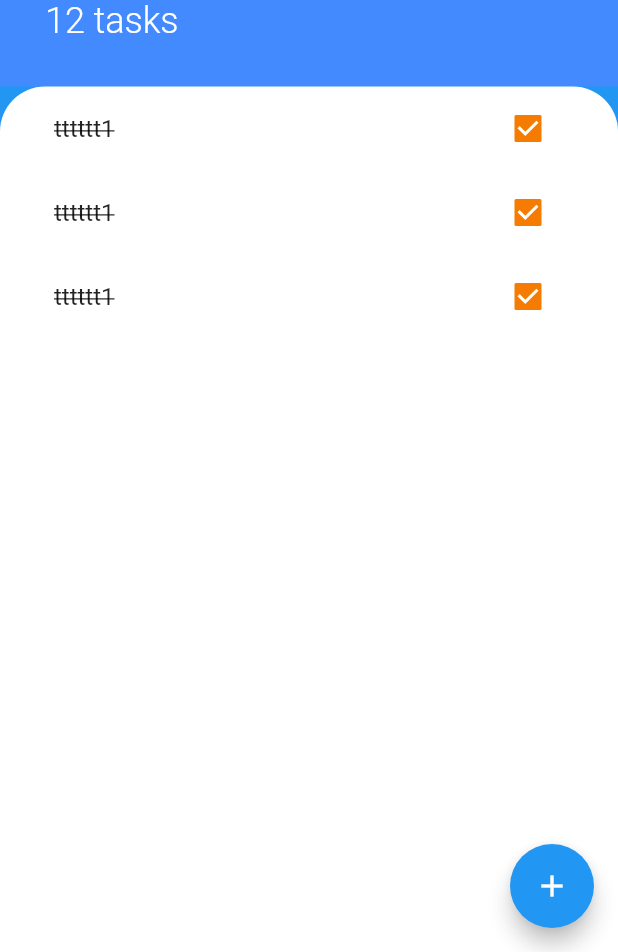
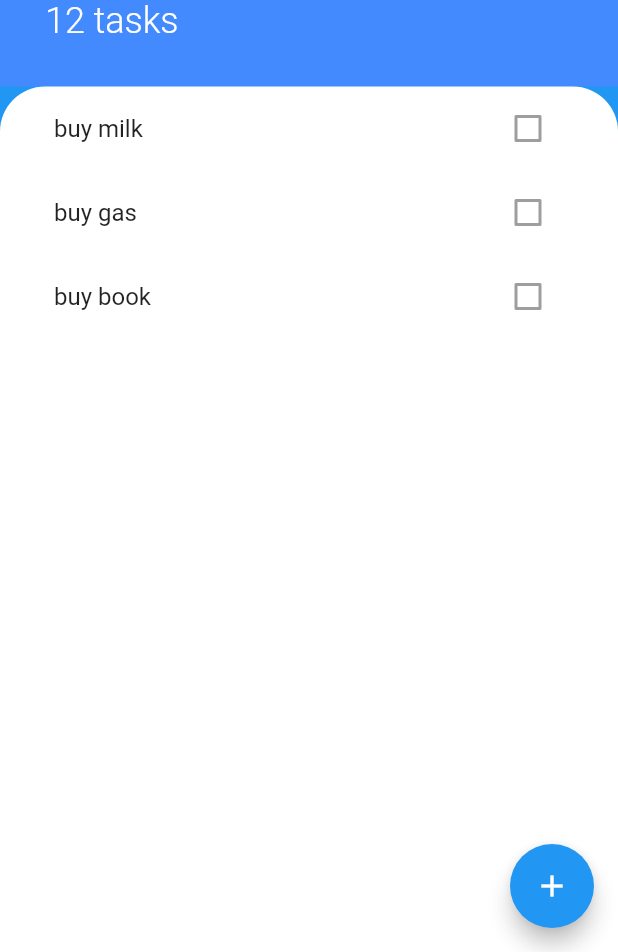
Before and after one commit to jerry1101/todoey_init_flutter, a Flutter app: the screen it shows after launch, on a phone screen of 412 x 824 dp, the part 284-1236 px from its top. Run offline on Flutter 3.47's test engine with Material 2 defaults, Android fonts, the phone set to English and light mode, and no system bars.

Commit message:
dynamic listview

```diff
--- /dev/null
+++ b/lib/models/task.dart
@@ -0,0 +1,8 @@
+class Task {
+  final String name;
+  bool isDone;
+
+  Task(this.name, {this.isDone = false});
+
+  void ToggleChekcBoc() => isDone = !isDone;
+}
--- a/lib/widgets/task_list.dart
+++ b/lib/widgets/task_list.dart
@@ -1,19 +1,22 @@
 import 'package:flutter/material.dart';
+import 'package:todoey_init/models/task.dart';
 import 'package:todoey_init/widgets/task_tile.dart';
 
-class TaskList extends StatelessWidget {
-  const TaskList({
-    Key key,
-  }) : super(key: key);
+class TaskList extends StatefulWidget {
+  @override
+  _TaskListState createState() => _TaskListState();
+}
+
+class _TaskListState extends State<TaskList> {
+  List<Task> tasks = [Task('buy milk'), Task('buy gas'), Task('buy book')];
 
   @override
   Widget build(BuildContext context) {
-    return ListView(
-      children: <Widget>[
-        TaskTile(),
-        TaskTile(),
-        TaskTile(),
-      ],
-    );
+    return ListView.builder(
+        itemCount: tasks.length,
+        itemBuilder: (context, index) => TaskTile(name: tasks[index].name));
+
+    // ListView(
+    //     children: tasks.map((t) => TaskTile(name: t.name)).toList());
   }
 }
--- a/lib/widgets/task_tile.dart
+++ b/lib/widgets/task_tile.dart
@@ -2,72 +2,50 @@ import 'dart:ui';
 
 import 'package:flutter/material.dart';
 
-class TaskTile extends StatefulWidget {
-  const TaskTile({
-    Key key,
-  }) : super(key: key);
+class TaskTile extends StatelessWidget {
+  // @override
+  // _TaskTileState createState() => _TaskTileState();
+// }
 
-  @override
-  _TaskTileState createState() => _TaskTileState();
-}
+// class _TaskTileState extends State<TaskTile> {
+  // void checkboxCallback(bool checkboxStatus) {
+  //   setState(() {
+  //     isChecked = checkboxStatus;
+  //   });
+  // }
 
-class _TaskTileState extends State<TaskTile> {
-  void checkboxCallback(bool checkboxStatus) {
-    setState(() {
-      isChecked = checkboxStatus;
-    });
-  }
-
-  bool isChecked = true;
+  final bool isChecked;
+  final String name;
+  TaskTile({@required this.name, this.isChecked=false});
   @override
   Widget build(BuildContext context) {
     return ListTile(
-      title: Text(
-        'tttttt1',
-        style: TextStyle(
-            decoration: isChecked ? TextDecoration.lineThrough : null),
-      ),
-      trailing: TaskCheckbox(isChecked, checkboxCallback),
-    );
+        title: Text(
+          name,
+          style: TextStyle(
+              decoration: isChecked ? TextDecoration.lineThrough : null),
+        ),
+        trailing: Checkbox(
+          activeColor: Colors.orange[700],
+          value: isChecked,
+        )
+        // TaskCheckbox(isChecked, checkboxCallback),
+        );
   }
 }
 
 class TaskCheckbox extends StatelessWidget {
   final isChecked;
-  final callbackfunction;
+  final Function callbackfunction;
   TaskCheckbox(this.isChecked, this.callbackfunction);
   @override
   Widget build(BuildContext context) {
     return Checkbox(
       activeColor: Colors.orange[700],
       value: isChecked,
-      onChanged: (newValue) {
-        callbackfunction(newValue);
-      },
+      // onChanged: (newValue) {
+      //   callbackfunction(newValue);
+      // },
     );
   }
 }
-// class TaskCheckbox extends StatefulWidget {
-//   const TaskCheckbox({
-//     Key key,
-//   }) : super(key: key);
-
-//   @override
-//   _TaskCheckboxState createState() => _TaskCheckboxState();
-// }
-
-// class _TaskCheckboxState extends State<TaskCheckbox> {
-//   bool _isChecked = false;
-//   @override
-//   Widget build(BuildContext context) {
-//     return Checkbox(
-//       activeColor: Colors.orange[700],
-//       value: _isChecked,
-//       onChanged: (newValue) {
-//         setState(() {
-//           _isChecked = newValue;
-//         });
-//       },
-//     );
-//   }
-// }
```
